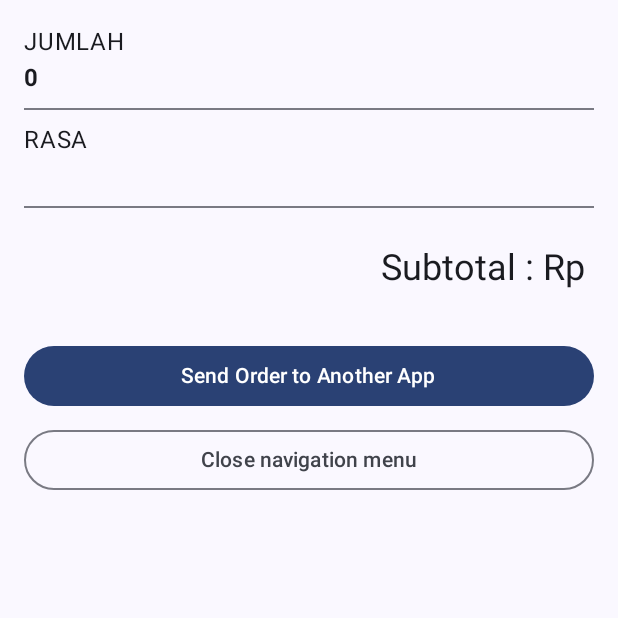
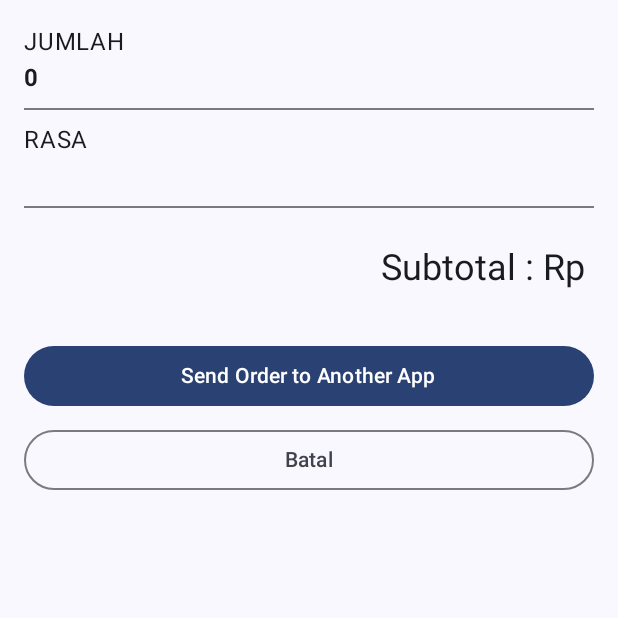
Before and after one commit to beatrixdaa/001_NavigationWithData, an Android app built with Jetpack Compose: the composable HalamanDua shown on its own in the app's theme, on a phone screen of 412 x 824 dp, the top half of it. Run offline under Robolectric (Android 15) with nearby library versions, the phone set to English and light mode, and no system bars.

```diff
--- a/app/src/main/java/com/example/tugas5_esjumbo/ui/HalamanDua.kt
+++ b/app/src/main/java/com/example/tugas5_esjumbo/ui/HalamanDua.kt
@@ -70,7 +70,7 @@ fun HalamanDua (
                     modifier = Modifier.fillMaxWidth(),
                 onClick = onCancelButtonClicked
                 ){
-                    Text(stringResource(androidx.compose.ui.R.string.close_drawer))
+                    Text(stringResource(R.string.cancel))
                 }
             }
         }
```
